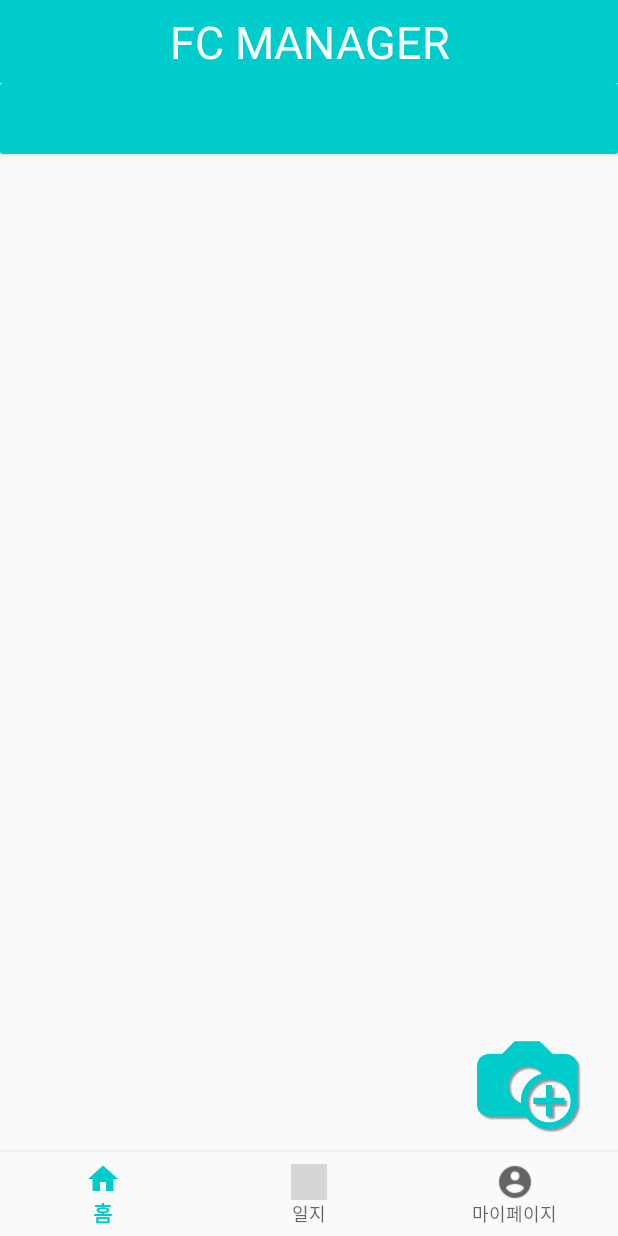
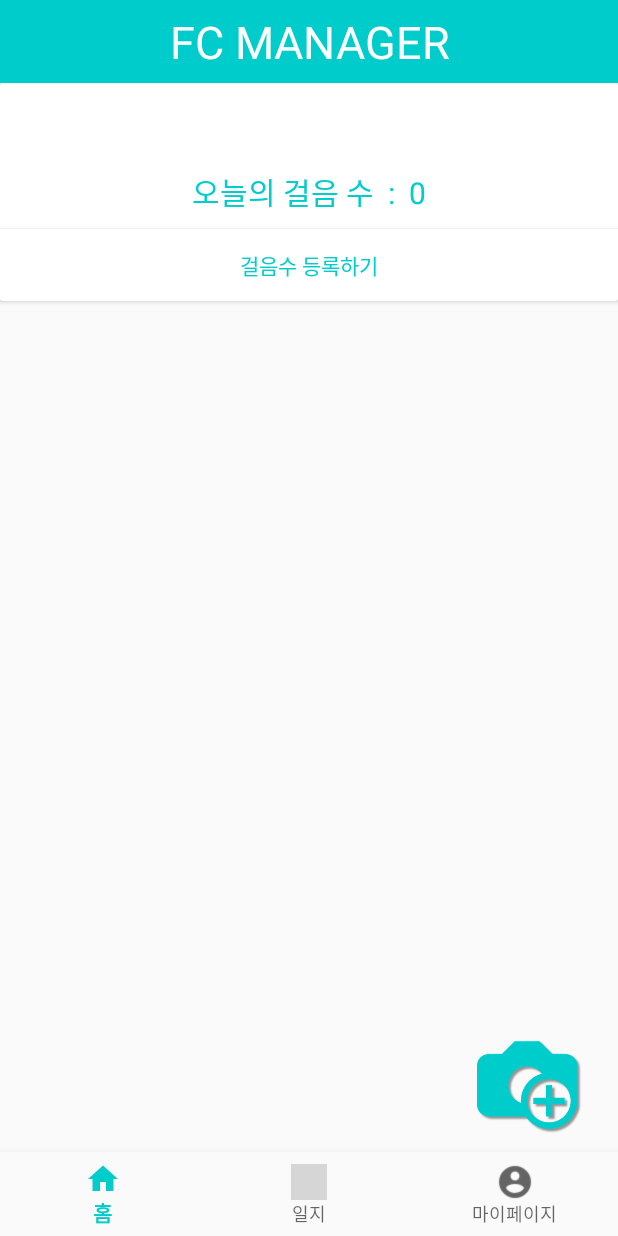
Before and after one commit to hanjoooo/FCManager, an Android app: the screen it shows after launch once a user with an empty profile is signed in (MainActivity), on a phone screen of 412 x 824 dp. Run offline under Robolectric (Android 15) with nearby library versions, the phone set to English and light mode, and no system bars; our stand-ins replace Firebase (no records; nobody signed in at launch, a user with empty details on screens opened directly); libraries missing offline, so code that uses them is left out: com.facebook, com.github.mikephil.charting, com.squareup.otto, io.realm, io.realm.internal and 1 more; plain views replace PieChart; pictures from the network do not load; 4 statements that could not run were skipped; grey boxes are pictures that could not be loaded.

Commit message:
걸음수 측정

```diff
--- a/app/src/main/AndroidManifest.xml
+++ b/app/src/main/AndroidManifest.xml
@@ -14,6 +14,7 @@
 
     <uses-feature android:name="android.hardware.Camera" />
     <uses-feature android:name="android.hardware.Camera.autofocus" />
+    <uses-permission android:name="android.permission.WAKE_LOCK"/>
 
     <application
         android:allowBackup="true"
@@ -52,6 +53,7 @@
         <activity android:name=".MyPage.BmrCrawlingActivity" />
         <activity android:name=".MyPage.FoodCalorieCrawlingActivity" />
         <activity android:name=".HomePage.CameraActivity" />
+
     </application>
 
 </manifest>
--- a/app/src/main/java/com/example/khanj/fcmanager/HomePage/HomeFragment.java
+++ b/app/src/main/java/com/example/khanj/fcmanager/HomePage/HomeFragment.java
@@ -3,12 +3,19 @@ package com.example.khanj.fcmanager.HomePage;
 
 import android.app.AlertDialog;
 import android.app.Dialog;
+import android.content.BroadcastReceiver;
+import android.content.Context;
 import android.content.Intent;
+import android.content.IntentFilter;
 import android.graphics.Bitmap;
 import android.graphics.BitmapFactory;
 import android.graphics.Camera;
 import android.graphics.Color;
 import android.graphics.Matrix;
+import android.hardware.Sensor;
+import android.hardware.SensorEvent;
+import android.hardware.SensorEventListener;
+import android.hardware.SensorManager;
 import android.media.ExifInterface;
 import android.net.Uri;
 import android.os.Bundle;
@@ -18,13 +25,17 @@ import android.support.annotation.NonNull;
 import android.support.annotation.Nullable;
 import android.support.v4.app.Fragment;
 import android.support.v4.content.FileProvider;
+import android.util.Log;
 import android.view.Display;
 import android.view.LayoutInflater;
 import android.view.MotionEvent;
 import android.view.View;
 import android.view.ViewGroup;
+import android.view.Window;
+import android.widget.Button;
 import android.widget.ImageView;
 import android.widget.TextView;
+import android.widget.Toast;
 
 import com.example.khanj.fcmanager.Base.BaseFragment;
 import com.example.khanj.fcmanager.Model.DietRecord;
@@ -54,13 +65,14 @@ import java.util.Date;
 import io.realm.Realm;
 import jnr.ffi.annotations.In;
 
+import static android.content.Context.SENSOR_SERVICE;
 import static io.realm.internal.SyncObjectServerFacade.getApplicationContext;
 
 /**
  * A simple {@link Fragment} subclass.
  */
 
-public class HomeFragment extends BaseFragment implements View.OnClickListener {
+public class HomeFragment extends BaseFragment implements View.OnClickListener , SensorEventListener {
 
     private FirebaseAuth mAuth;
     private FirebaseAuth.AuthStateListener mAuthListener;
@@ -81,6 +93,25 @@ public class HomeFragment extends BaseFragment implements View.OnClickListener {
     ImageView cbutton;
     Dialog dialog;
     TextView txcLeft;
+
+
+    public static int cnt = 0;
+    private TextView txstep;
+    private Button resetBtn;
+    private long lastTime;
+    private float speed;
+    private float lastX;
+    private float lastY;
+    private float lastZ;
+    private float x, y, z;
+    private static final int SHAKE_THRESHOLD = 800;
+    private static final int DATA_X = SensorManager.DATA_X;
+    private static final int DATA_Y = SensorManager.DATA_Y;
+    private static final int DATA_Z = SensorManager.DATA_Z;
+    private SensorManager sensorManager;
+    private Sensor accelerormeterSensor;
+    private int excal=0;
+
     private Realm mRealm;
     private PieChart mChart;
 
@@ -92,6 +123,28 @@ public class HomeFragment extends BaseFragment implements View.OnClickListener {
 
         mAuth = FirebaseAuth.getInstance();
 
+        getActivity().getWindow().setFeatureInt(Window.FEATURE_CUSTOM_TITLE, R.layout.customtitlebar);
+        sensorManager = (SensorManager) getActivity().getSystemService(SENSOR_SERVICE);
+        accelerormeterSensor = sensorManager.getDefaultSensor(Sensor.TYPE_ACCELEROMETER);
+        txcLeft = (TextView)v.findViewById(R.id.leftcal);
+
+        txstep = (TextView) v.findViewById(R.id.txstep);
+        resetBtn = (Button) v.findViewById(R.id.btnStopService);
+        txstep.setText("오늘의 걸음 수  :  "+cnt);
+
+        resetBtn.setOnClickListener(new View.OnClickListener() {
+            @Override
+            public void onClick(View v) {
+                Double stepCal = cnt*0.03;
+                excal = excal+stepCal.intValue();
+                long now = System.currentTimeMillis();
+                final Date date = new Date(now);
+                SimpleDateFormat simpleDateFormat = new SimpleDateFormat("yyyy년 MM월 dd일");
+                IntakeRef.child(simpleDateFormat.format(date)).child("exCal").setValue(excal);
+                cnt=0;
+                txstep.setText("오늘의 걸음 수  :  "+cnt);
+            }
+        });
         /*
         mChart = (PieChart)v.findViewById(R.id.piechart);
         mChart.setUsePercentValues(true);
@@ -108,9 +161,6 @@ public class HomeFragment extends BaseFragment implements View.OnClickListener {
         //여기에 일단 기본적인 이미지파일 하나를 가져온다.
         iv=(ImageView) v.findViewById(R.id.imgView);
         cbutton= (ImageView)v.findViewById(R.id.camerabutton);
-        txcLeft = (TextView)v.findViewById(R.id.leftcal);
-
-        txcLeft.setSelected(true);
 
         //가져올 사진의 이름을 정한다.
         //v.findViewById(R.id.getCustom).setOnClickListener(this);
@@ -164,6 +214,10 @@ public class HomeFragment extends BaseFragment implements View.OnClickListener {
     @Override
     public void onStart() {
         super.onStart();
+        if (accelerormeterSensor != null)
+            sensorManager.registerListener(this, accelerormeterSensor,
+                    SensorManager.SENSOR_DELAY_GAME);
+
         FirebaseUser currentUser = mAuth.getCurrentUser();
         mchildRef = mConditionRef.child(currentUser.getUid());
         IntakeRef = mchildRef.child("DietRecord");
@@ -176,8 +230,9 @@ public class HomeFragment extends BaseFragment implements View.OnClickListener {
             public void onDataChange(DataSnapshot dataSnapshot) {
                 if(dataSnapshot.exists()){
                     DietRecord dietRecord = dataSnapshot.getValue(DietRecord.class);
-                    txcLeft.setText("오늘 남은 칼로리  :  "+dietRecord.getmCal()+"  -  " +dietRecord.getpCal()+"  =  "+(dietRecord.getmCal()-dietRecord.getpCal())+" kcal");
-                    txcLeft.setSelected(true);
+                    excal = dietRecord.getExCal();
+                    txcLeft.setText("오늘 남은 칼로리  :  "+dietRecord.getmCal()+"  -  " +dietRecord.getpCal()+"  -  "+dietRecord.getExCal()
+                            +"  =  "+(dietRecord.getmCal()-dietRecord.getpCal()-dietRecord.getExCal())+" kcal");
                 }
 
             }
@@ -189,6 +244,39 @@ public class HomeFragment extends BaseFragment implements View.OnClickListener {
         });
     }
 
+    @Override
+    public void onStop() {
+        super.onStop();
+        if (sensorManager != null)
+            sensorManager.unregisterListener(this);
+    }
+    @Override
+    public void onSensorChanged(SensorEvent event) {
+        if (event.sensor.getType() == Sensor.TYPE_ACCELEROMETER) {
+            long currentTime = System.currentTimeMillis();
+            long gabOfTime = (currentTime - lastTime);
+            if (gabOfTime > 100) {
+                lastTime = currentTime;
+                x = event.values[SensorManager.DATA_X];
+                y = event.values[SensorManager.DATA_Y];
+                z = event.values[SensorManager.DATA_Z];
+
+                speed = Math.abs(x + y + z - lastX - lastY - lastZ) / gabOfTime * 10000;
+
+                if (speed > SHAKE_THRESHOLD) {
+                    txstep.setText("오늘의 걸음 수  :  " + (++cnt));
+                }
+                lastX = event.values[DATA_X];
+                lastY = event.values[DATA_Y];
+                lastZ = event.values[DATA_Z];
+            }
+        }
+    }
+
+    @Override
+    public void onAccuracyChanged(Sensor sensor, int accuracy) {
+
+    }
     @Override
     public void onClick(View v){
         //첫번째로 사진가져오기를 클릭하면 또다른 레이아웃것을 다이어로그로 출력해서
--- a/app/src/main/java/com/example/khanj/fcmanager/MyPage/DietRecordActivity.java
+++ b/app/src/main/java/com/example/khanj/fcmanager/MyPage/DietRecordActivity.java
@@ -89,7 +89,7 @@ public class DietRecordActivity extends AppCompatActivity {
             @Override
             public void onClick(View v) {
                 pCalorie = Integer.parseInt(etPkcal.getText().toString());
-                DietRecord dietRecord = new DietRecord(today,pWeight,mWeight,mCalorie,pCalorie,BMR.intValue());
+                DietRecord dietRecord = new DietRecord(today,pWeight,mWeight,mCalorie,pCalorie,BMR.intValue(),0);
                 childIntakeRef = IntakeRef.child(dietRecord.getDate());
                 childIntakeRef.setValue(dietRecord);
                 Toast.makeText(DietRecordActivity.this, "일지 등록 완료!!", Toast.LENGTH_SHORT).show();
--- a/app/src/main/java/com/example/khanj/fcmanager/adapter/RecordListAdapter.java
+++ b/app/src/main/java/com/example/khanj/fcmanager/adapter/RecordListAdapter.java
@@ -48,11 +48,12 @@ public class RecordListAdapter extends RecyclerView.Adapter<RecordListAdapter.It
     @Override
     public void onBindViewHolder(RecordListAdapter.ItemViewHolder holder, final int position){
         int BMR = mItems.get(position).getBmr();
-        Double weightGain = ((mItems.get(position).getpCal()-mItems.get(position).getmCal())/Double.valueOf(BMR));
+        Double weightGain = ((mItems.get(position).getpCal()-mItems.get(position).getmCal()-mItems.get(position).getExCal())/Double.valueOf(BMR));
         weightGain = Double.parseDouble(String.format("%.4f",weightGain));
         holder.txDate.setText(mItems.get(position).getDate());
         holder.txmKcal.setText(String.valueOf(mItems.get(position).getmCal())+" kcal");
         holder.txpKcal.setText(String.valueOf(mItems.get(position).getpCal())+" kcal");
+        holder.txexCal.setText(String.valueOf(mItems.get(position).getExCal())+" kcal");
         holder.txwGain.setText(String.valueOf(weightGain)+" kg");
         holder.itemView.setOnClickListener(new View.OnClickListener() {
             @Override
@@ -72,12 +73,14 @@ public class RecordListAdapter extends RecyclerView.Adapter<RecordListAdapter.It
         private TextView txpKcal;
         private TextView txmKcal;
         private TextView txwGain;
+        private TextView txexCal;
         public ItemViewHolder(View itemView) {
             super(itemView);
             txDate = (TextView) itemView.findViewById(R.id.date);
             txmKcal = (TextView) itemView.findViewById(R.id.mkcal);
             txpKcal = (TextView) itemView.findViewById(R.id.pkcal);
             txwGain = (TextView) itemView.findViewById(R.id.weightgain);
+            txexCal = (TextView) itemView.findViewById(R.id.exkcal);
 
         }
     }
--- a/app/src/main/res/layout/fragment_home.xml
+++ b/app/src/main/res/layout/fragment_home.xml
@@ -27,7 +27,6 @@
                 android:layout_width="match_parent"
                 android:layout_height="wrap_content"
                 android:orientation="vertical"
-                android:background="@color/colorPrimary"
                 android:gravity="center">
 
                 <TextView
@@ -37,7 +36,7 @@
                     android:layout_marginBottom="10dp"
                     android:layout_marginTop="10dp"
                     android:textSize="20dp"
-                    android:textColor="@color/colorCards"
+                    android:textColor="@color/colorPrimary"
                     android:ellipsize="marquee"
                     android:marqueeRepeatLimit="marquee_forever"
                     android:singleLine="true"
@@ -46,6 +45,22 @@
                     android:scrollHorizontally="true"
                     android:gravity="center"
                     android:textAppearance="?android:attr/textAppearanceLarge"/>
+                <TextView
+                    android:id="@+id/txstep"
+                    android:layout_width="wrap_content"
+                    android:layout_height="wrap_content"
+                    android:layout_marginBottom="10dp"
+                    android:layout_marginTop="10dp"
+                    android:textSize="20dp"
+                    android:textColor="@color/colorPrimary"
+                    android:text="걸음수" />
+                <Button
+                    android:layout_width="match_parent"
+                    android:layout_height="wrap_content"
+                    android:id="@+id/btnStopService"
+                    android:text="걸음수 등록하기"
+                    android:background="@color/colorCards"
+                    android:textColor="@color/colorPrimary"/>
 
 
             </LinearLayout>
```
Also changed, not shown: app/src/main/java/com/example/khanj/fcmanager/Model/DietRecord.java (+7 -1 lines), app/src/main/res/layout/customtitlebar.xml (added, +27 -0 lines), app/src/main/res/layout/record_viewitem.xml (+33 -5 lines).
